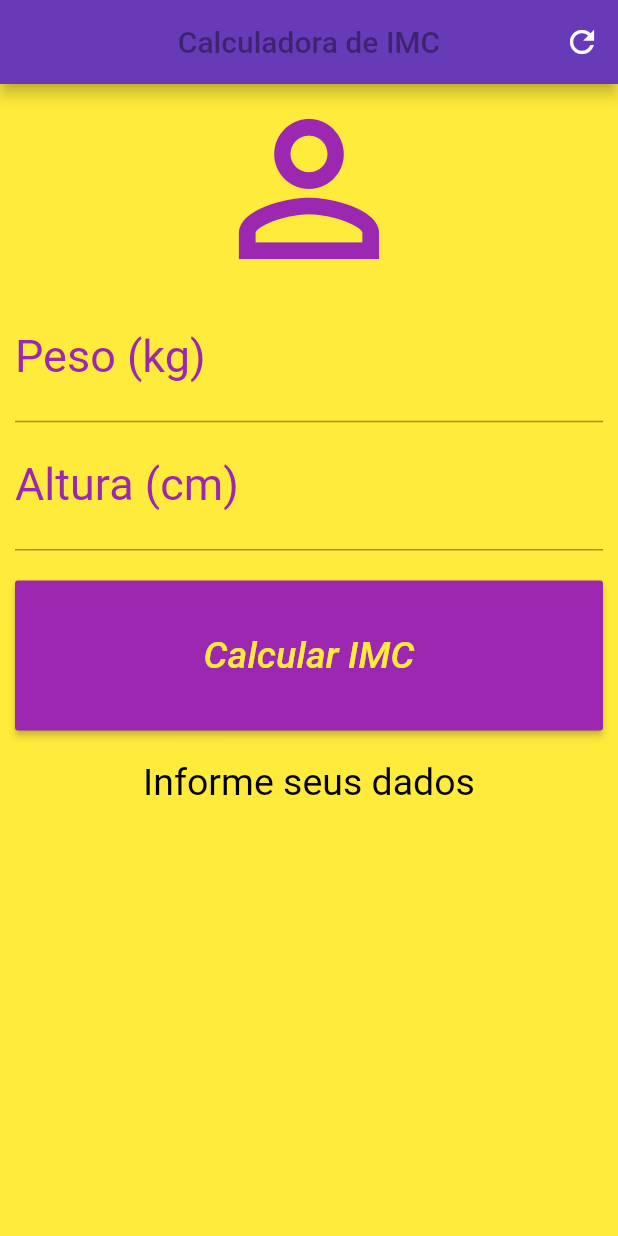
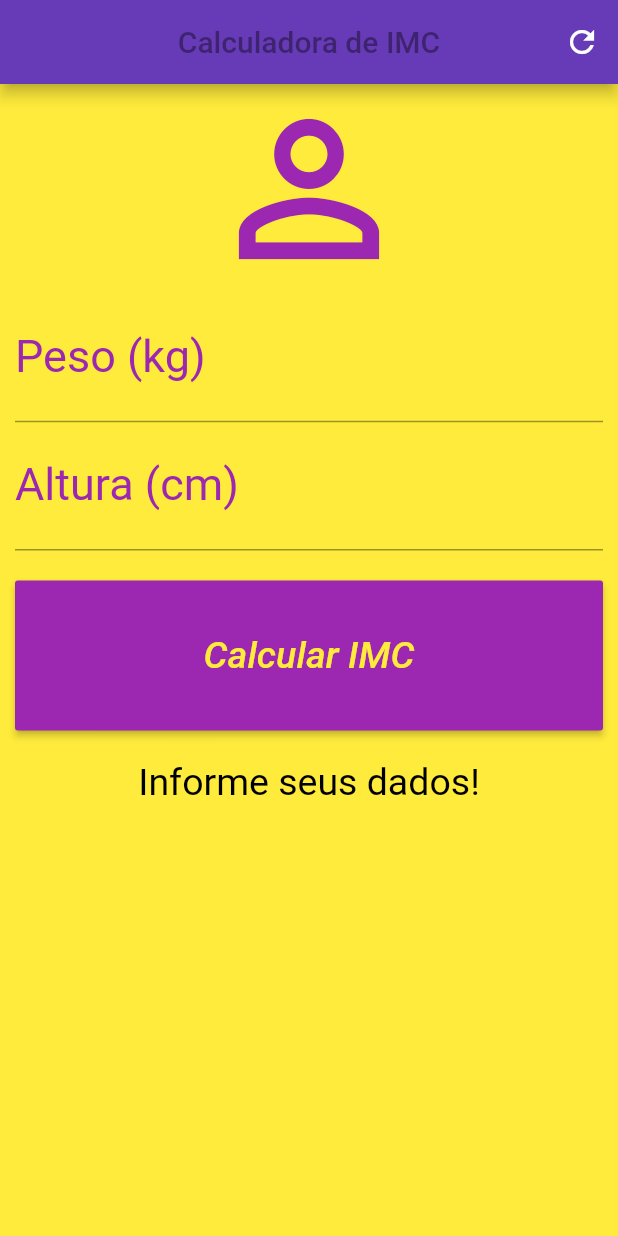
Before and after one commit to Rafs96/Projetos-Flutter, a Flutter app: the screen it shows after launch, after a tap on the "refresh" icon, on a phone screen of 412 x 824 dp. Run offline on Flutter 3.47's test engine with Material 2 defaults, Android fonts, the phone set to English and light mode, and no system bars.

Commit message:
Pequenas correcoes

```diff
--- a/imc/lib/main.dart
+++ b/imc/lib/main.dart
@@ -13,23 +13,22 @@ class  Home extends StatefulWidget {
 }
 
 class _HomeState extends State<Home> {
-
   TextEditingController weightController = TextEditingController();
   TextEditingController heightController = TextEditingController();
 
   GlobalKey<FormState> _formKey = GlobalKey<FormState>();
-  String _infoText = "Informe seus dados ";
+
+  String _infoText = "Informe seus dados!";
 
   void _resetFields(){
     weightController.text = "";
     heightController.text = "";
     setState(() {
-      _infoText = "Informe seus dados ";
+      _infoText = "Informe seus dados!";
       _formKey = GlobalKey<FormState>();
-    }
-    );
+    });
+  }
 
-  }
 
   void _calculoIMC(){
     setState(() {
@@ -86,7 +85,8 @@ class _HomeState extends State<Home> {
           children: <Widget>[
           Icon(Icons.person_outline, size:  140.0, color: Colors.purple,
           ),
-          TextFormField(keyboardType: TextInputType.number,
+          TextFormField(
+            keyboardType: TextInputType.number,
             decoration: InputDecoration(
               labelText: "Peso (kg)",
               labelStyle: TextStyle(color: Colors.purple)
@@ -95,11 +95,11 @@ class _HomeState extends State<Home> {
             style: TextStyle(color: Colors.purple, fontSize: 30.0
             ),
             controller: weightController,
-            validator: (value){
+            validator: (value) {
               if(value.isEmpty){
                 return "Insira seu peso";
               }
-
+              return '';
             },
           ),
           TextFormField(keyboardType: TextInputType.number,
@@ -115,6 +115,7 @@ class _HomeState extends State<Home> {
               if(value.isEmpty){
                 return "Insira sua altura";
               }
+              return '';
 
             },
           ),
```
